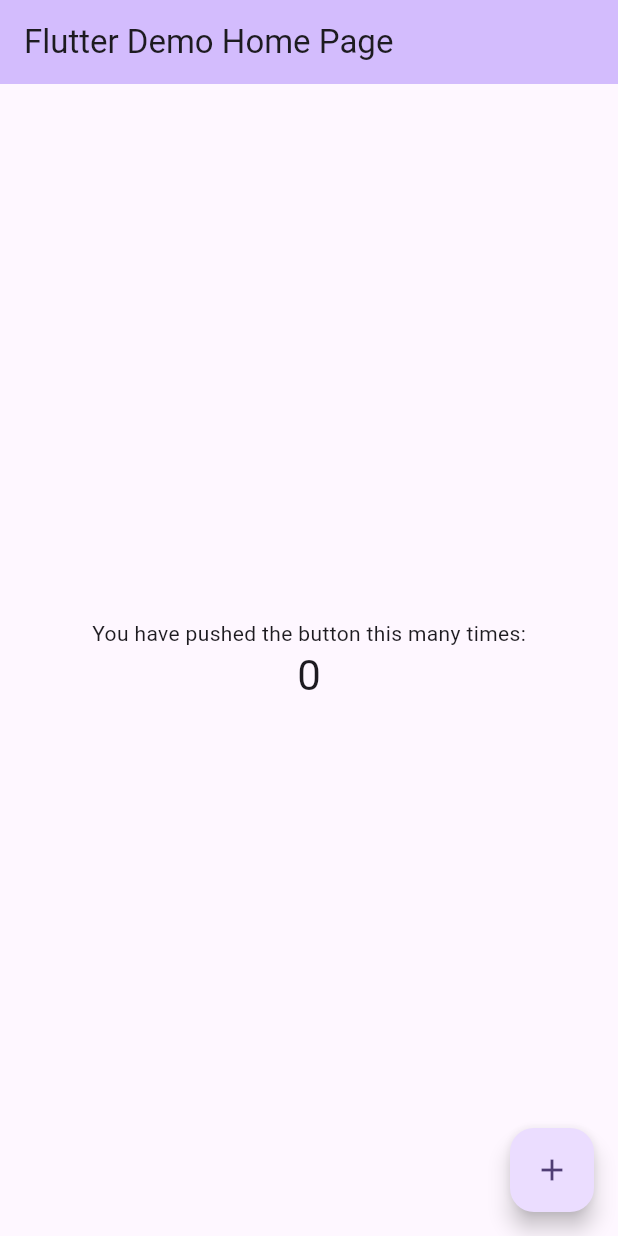
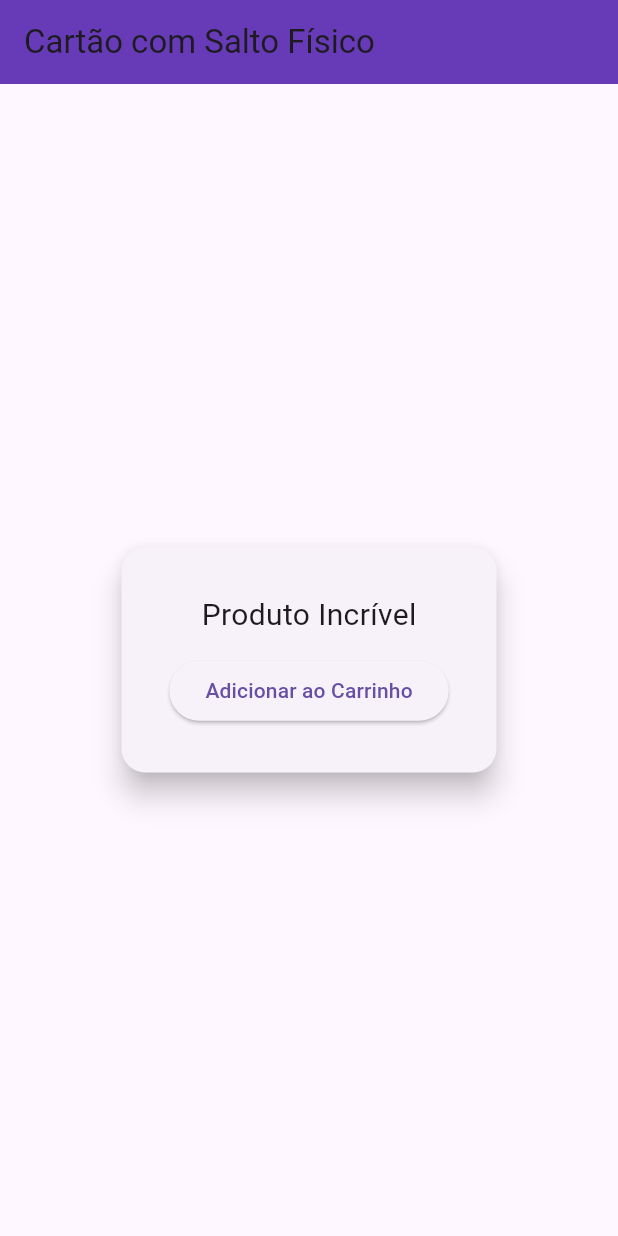
Before and after one commit to ErikMazzuco/atividade2, a Flutter app: the screen it shows after launch, on a phone screen of 412 x 824 dp. Run offline on Flutter 3.47's test engine with Material 3 defaults, Android fonts, the phone set to English and light mode, and no system bars.

Commit message:
First Things

```diff
--- a/lib/main.dart
+++ b/lib/main.dart
@@ -1,4 +1,5 @@
 import 'package:flutter/material.dart';
+import 'package:flutter/physics.dart';
 
 void main() {
   runApp(const MyApp());
@@ -7,116 +8,96 @@ void main() {
 class MyApp extends StatelessWidget {
   const MyApp({super.key});
 
-  // This widget is the root of your application.
   @override
   Widget build(BuildContext context) {
-    return MaterialApp(
-      title: 'Flutter Demo',
-      theme: ThemeData(
-        // This is the theme of your application.
-        //
-        // TRY THIS: Try running your application with "flutter run". You'll see
-        // the application has a purple toolbar. Then, without quitting the app,
-        // try changing the seedColor in the colorScheme below to Colors.green
-        // and then invoke "hot reload" (save your changes or press the "hot
-        // reload" button in a Flutter-supported IDE, or press "r" if you used
-        // the command line to start the app).
-        //
-        // Notice that the counter didn't reset back to zero; the application
-        // state is not lost during the reload. To reset the state, use hot
-        // restart instead.
-        //
-        // This works for code too, not just values: Most code changes can be
-        // tested with just a hot reload.
-        colorScheme: ColorScheme.fromSeed(seedColor: Colors.deepPurple),
-      ),
-      home: const MyHomePage(title: 'Flutter Demo Home Page'),
+    return const MaterialApp(
+      debugShowCheckedModeBanner: false, // Tira a faixa vermelha de DEBUG
+      home: ProductPage(),
     );
   }
 }
 
-class MyHomePage extends StatefulWidget {
-  const MyHomePage({super.key, required this.title});
-
-  // This widget is the home page of your application. It is stateful, meaning
-  // that it has a State object (defined below) that contains fields that affect
-  // how it looks.
-
-  // This class is the configuration for the state. It holds the values (in this
-  // case the title) provided by the parent (in this case the App widget) and
-  // used by the build method of the State. Fields in a Widget subclass are
-  // always marked "final".
-
-  final String title;
+class ProductPage extends StatefulWidget {
+  const ProductPage({super.key});
 
   @override
-  State<MyHomePage> createState() => _MyHomePageState();
+  State<ProductPage> createState() => _ProductPageState();
 }
 
-class _MyHomePageState extends State<MyHomePage> {
-  int _counter = 0;
+class _ProductPageState extends State<ProductPage>
+    with SingleTickerProviderStateMixin {
+  late AnimationController _controller;
+  late SpringSimulation _spring;
 
-  void _incrementCounter() {
-    setState(() {
-      // This call to setState tells the Flutter framework that something has
-      // changed in this State, which causes it to rerun the build method below
-      // so that the display can reflect the updated values. If we changed
-      // _counter without calling setState(), then the build method would not be
-      // called again, and so nothing would appear to happen.
-      _counter++;
-    });
+  @override
+  void initState() {
+    super.initState();
+
+    // Cria a animação física com mola
+    _spring = SpringSimulation(
+      SpringDescription(
+        mass: 1,
+        stiffness: 100,
+        damping: 10,
+      ),
+      0,
+      1,
+      0,
+    );
+
+    _controller = AnimationController.unbounded(vsync: this);
+  }
+
+  void _addToCart() {
+    _controller.animateWith(_spring);
+  }
+
+  @override
+  void dispose() {
+    _controller.dispose();
+    super.dispose();
   }
 
   @override
   Widget build(BuildContext context) {
-    // This method is rerun every time setState is called, for instance as done
-    // by the _incrementCounter method above.
-    //
-    // The Flutter framework has been optimized to make rerunning build methods
-    // fast, so that you can just rebuild anything that needs updating rather
-    // than having to individually change instances of widgets.
     return Scaffold(
       appBar: AppBar(
-        // TRY THIS: Try changing the color here to a specific color (to
-        // Colors.amber, perhaps?) and trigger a hot reload to see the AppBar
-        // change color while the other colors stay the same.
-        backgroundColor: Theme.of(context).colorScheme.inversePrimary,
-        // Here we take the value from the MyHomePage object that was created by
-        // the App.build method, and use it to set our appbar title.
-        title: Text(widget.title),
+        title: const Text("Cartão com Salto Físico"),
+        backgroundColor: Colors.deepPurple,
       ),
       body: Center(
-        // Center is a layout widget. It takes a single child and positions it
-        // in the middle of the parent.
-        child: Column(
-          // Column is also a layout widget. It takes a list of children and
-          // arranges them vertically. By default, it sizes itself to fit its
-          // children horizontally, and tries to be as tall as its parent.
-          //
-          // Column has various properties to control how it sizes itself and
-          // how it positions its children. Here we use mainAxisAlignment to
-          // center the children vertically; the main axis here is the vertical
-          // axis because Columns are vertical (the cross axis would be
-          // horizontal).
-          //
-          // TRY THIS: Invoke "debug painting" (choose the "Toggle Debug Paint"
-          // action in the IDE, or press "p" in the console), to see the
-          // wireframe for each widget.
-          mainAxisAlignment: MainAxisAlignment.center,
-          children: <Widget>[
-            const Text('You have pushed the button this many times:'),
-            Text(
-              '$_counter',
-              style: Theme.of(context).textTheme.headlineMedium,
+        child: AnimatedBuilder(
+          animation: _controller,
+          builder: (context, child) {
+            return Transform.translate(
+              offset: Offset(0, -100 * _controller.value),
+              child: child,
+            );
+          },
+          child: Card(
+            elevation: 8,
+            shape: RoundedRectangleBorder(
+              borderRadius: BorderRadius.circular(16),
             ),
-          ],
+            child: SizedBox(
+              width: 250,
+              height: 150,
+              child: Column(
+                mainAxisAlignment: MainAxisAlignment.center,
+                children: [
+                  const Text("Produto Incrível",
+                      style: TextStyle(fontSize: 20)),
+                  const SizedBox(height: 12),
+                  ElevatedButton(
+                    onPressed: _addToCart,
+                    child: const Text("Adicionar ao Carrinho"),
+                  ),
+                ],
+              ),
+            ),
+          ),
         ),
       ),
-      floatingActionButton: FloatingActionButton(
-        onPressed: _incrementCounter,
-        tooltip: 'Increment',
-        child: const Icon(Icons.add),
-      ), // This trailing comma makes auto-formatting nicer for build methods.
     );
   }
 }
```
